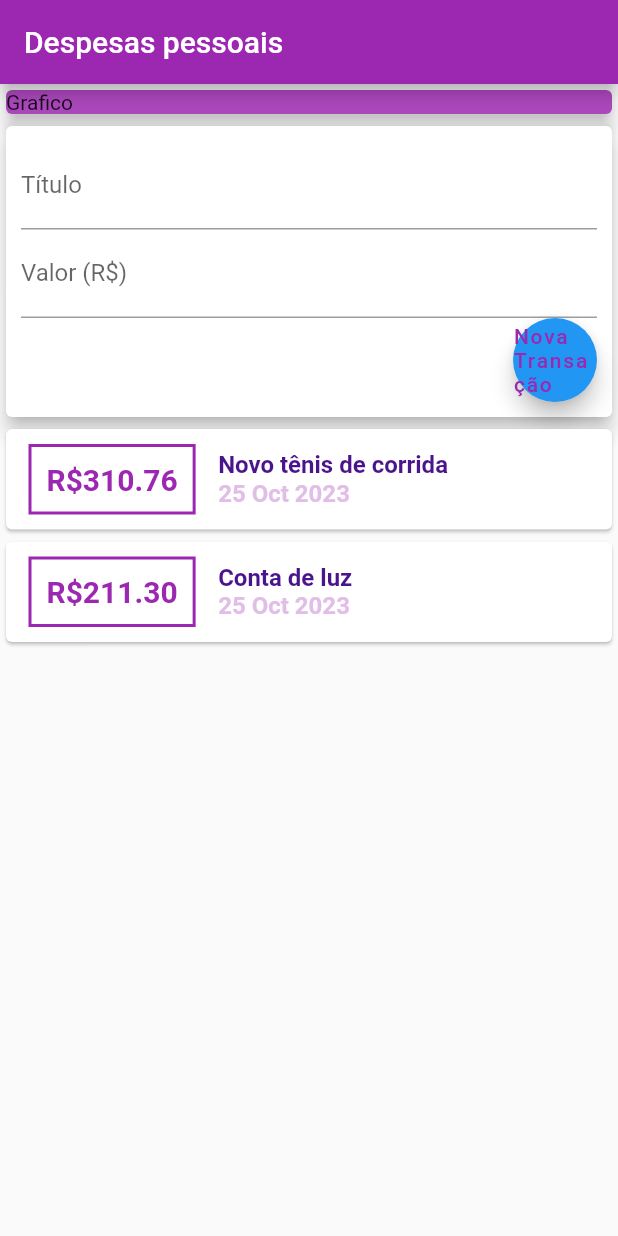
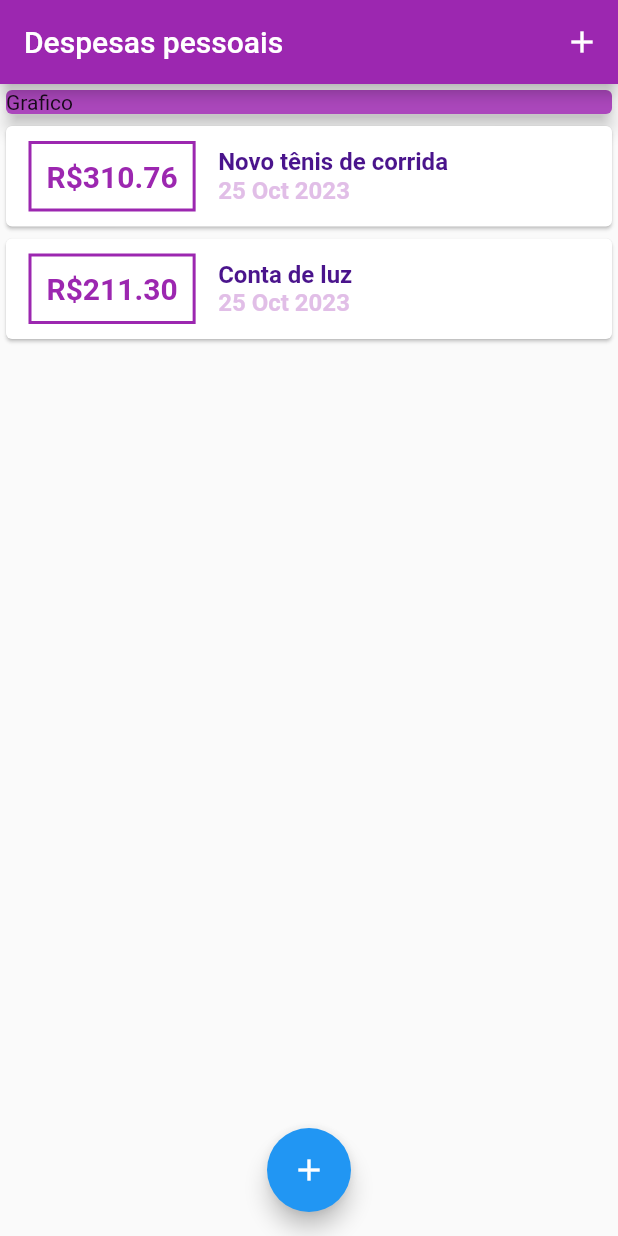
Before and after one commit to AugustoZanoli/expensives, a Flutter app: the screen it shows after launch, on a phone screen of 412 x 824 dp. Run offline on Flutter 3.47's test engine with Material 2 defaults, Android fonts, the phone set to English and light mode, and no system bars.

Commit message:
"Criação dos botões para adicionar as despesas"

```diff
--- a/marinho/lib/components/transaction_user.dart
+++ /dev/null
@@ -1,53 +0,0 @@
-import 'dart:math';
-
-import 'package:flutter/src/widgets/container.dart';
-import 'package:flutter/src/widgets/framework.dart';
-import 'package:flutter/material.dart';
-import 'transaction_form.dart';
-import 'transaction_list.dart';
-import '../models/transaction.dart';
-
-class TransactionUser extends StatefulWidget {
-  @override
-  TransactionUserState createState() => TransactionUserState();
-}
-
-class TransactionUserState extends State<TransactionUser> {
-  final _transactions = [
-    Transaction(
-      id: 't1',
-      title: 'Novo tênis de corrida',
-      value: 310.76,
-      date: DateTime.now(),
-    ),
-    Transaction(
-      id: 't2',
-      title: 'Conta de luz',
-      value: 211.30,
-      date: DateTime.now(),
-    )
-  ];
-
-  _addTransaction(String title, double value) {
-    final newTransaction = Transaction(
-      id: Random().nextDouble().toString(),
-      title: title,
-      value: value,
-      date: DateTime.now(),
-    );
-
-    setState(() {
-      _transactions.add(newTransaction);
-    });
-  }
-
-  @override
-  Widget build(BuildContext context) {
-    return Column(
-      children: <Widget>[
-        TransactionForm(onSubmit: _addTransaction),
-        TransactionList(_transactions),
-      ],
-    );
-  }
-}
--- a/marinho/lib/main.dart
+++ b/marinho/lib/main.dart
@@ -1,5 +1,9 @@
 import 'package:flutter/material.dart';
-import 'components/transaction_user.dart';
+import 'package:marinho/components/transaction_form.dart';
+import './components/transaction_form.dart';
+import './components/transaction_list.dart';
+import 'models/transaction.dart';
+import 'dart:math';
 
 //Função main para rodar o nosso app
 main() {
@@ -15,7 +19,49 @@ class ExpensesApp extends StatelessWidget {
 }
 
 //Criação da homepage
-class MyHomePage extends StatelessWidget {
+class MyHomePage extends StatefulWidget {
+  @override
+  State<MyHomePage> createState() => _MyHomePageState();
+}
+
+class _MyHomePageState extends State<MyHomePage> {
+  final _transactions = [
+    Transaction(
+      id: 't1',
+      title: 'Novo tênis de corrida',
+      value: 310.76,
+      date: DateTime.now(),
+    ),
+    Transaction(
+      id: 't2',
+      title: 'Conta de luz',
+      value: 211.30,
+      date: DateTime.now(),
+    )
+  ];
+
+  _openTransactionFormModal(BuildContext context) {
+    showModalBottomSheet(
+        context: context,
+        builder: (_) {
+          return TransactionForm(
+              onSubmit: _addTransaction); // Passa a função _addTransaction
+        });
+  }
+
+  _addTransaction(String title, double value) {
+    final newTransaction = Transaction(
+      id: Random().nextDouble().toString(),
+      title: title,
+      value: value,
+      date: DateTime.now(),
+    );
+
+    setState(() {
+      _transactions.add(newTransaction);
+    });
+  }
+
   @override
   //criação do widget inicial, nossa tela
   Widget build(BuildContext context) {
@@ -25,6 +71,11 @@ class MyHomePage extends StatelessWidget {
       appBar: AppBar(
         backgroundColor: Colors.purple,
         title: Text('Despesas pessoais'),
+        actions: [
+          IconButton(
+              onPressed: () => _openTransactionFormModal(context),
+              icon: Icon(Icons.add)),
+        ],
       ),
       //cria o "corpo" da nossa homepage
       body: SingleChildScrollView(
@@ -45,10 +96,15 @@ class MyHomePage extends StatelessWidget {
                 elevation: 5,
               ),
             ),
-              TransactionUser(),
-              //cria nosso card 2, fora do container. Sendo assim, os modificadores do container não se aplicam aqui
+            TransactionList(_transactions),
           ],
         ),
-        ));
+      ),
+      floatingActionButton: FloatingActionButton(
+        child: Icon(Icons.add),
+        onPressed: () => _openTransactionFormModal(context),
+      ),
+      floatingActionButtonLocation: FloatingActionButtonLocation.centerFloat,
+    );
   }
 }
```
Also changed, not shown: marinho/lib/components/transaction_form.dart (+13 -5 lines). Lines whose indentation alone changed are shown as unchanged.
